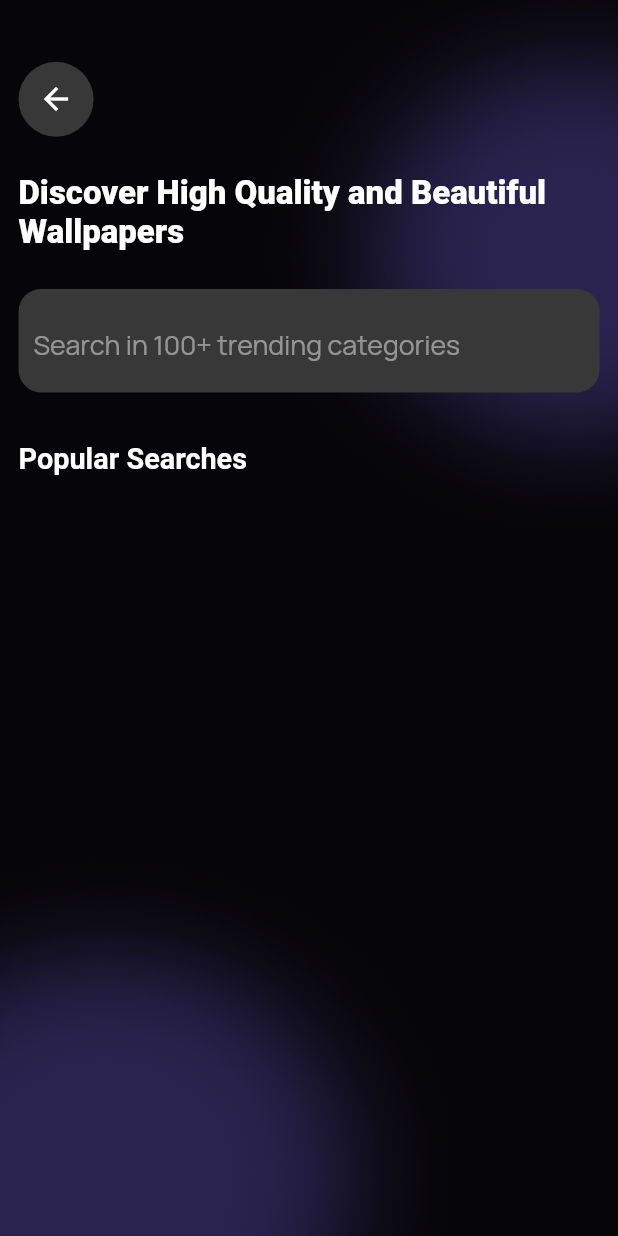
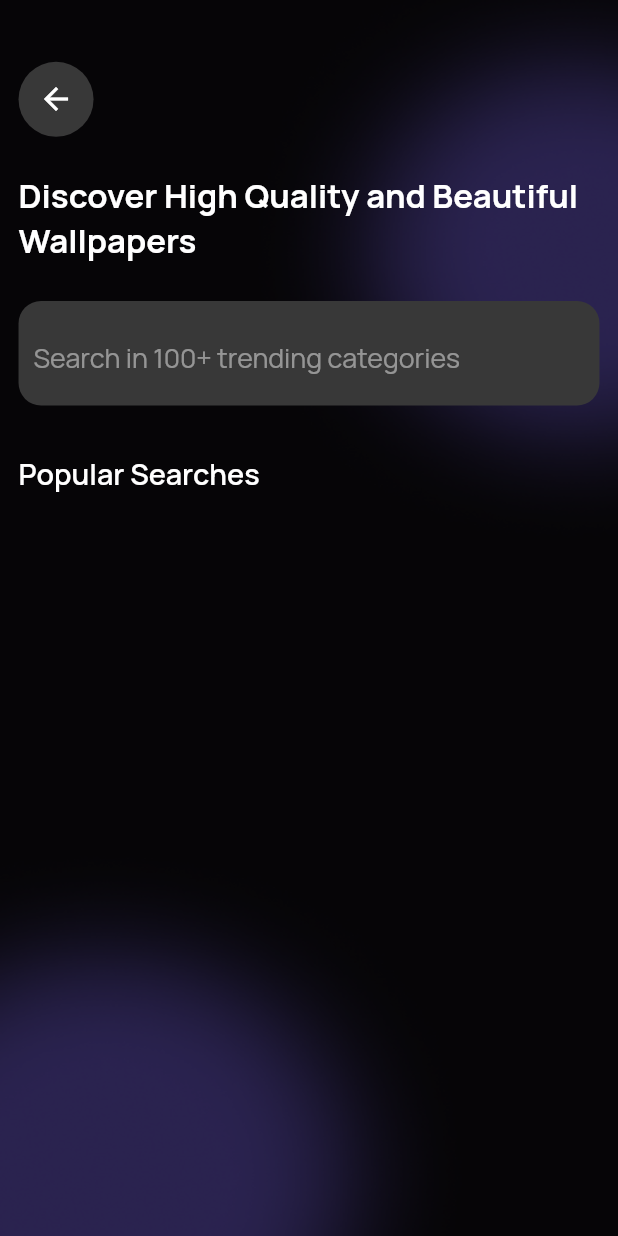
Before and after one commit to WaseemAbbasi22/hd_wallpapers_4k_backgrounds, a Flutter app: the SearchView screen opened by its route, on a phone screen of 412 x 824 dp. Run offline on Flutter 3.47's test engine with Material 2 defaults, Android fonts, the phone set to English and light mode, and no system bars; our stand-ins replace cached_network_image, carousel_slider, connectivity_plus, dartz, equatable, firebase_auth and 11 more; missing offline and left inert: amplify_auth_cognito, amplify_flutter, amplify_storage_s3, animated_list_item, async_wallpaper, flutter_file_dialog; accounts and stored records are empty; statements that could not run were skipped.

Commit message:
ui fixes

```diff
--- a/lib/app_style/app_styles.dart
+++ b/lib/app_style/app_styles.dart
@@ -6,6 +6,7 @@ class AppStyle {
   static TextStyle headingTextStyle = TextStyle(
     fontWeight: FontWeight.w600,
     fontSize: 14.sp,
+    fontFamily: 'Manrope',
     color: AppColors.kWhiteColor,
   );
   static TextStyle normalTextStyle = TextStyle(
@@ -17,17 +18,20 @@ class AppStyle {
   static TextStyle appBarTextStyle = TextStyle(
     fontWeight: FontWeight.w800,
     fontSize: 12.sp,
+    fontFamily: 'Manrope',
     color: AppColors.kWhiteColor,
   );
 
   static TextStyle appBarTitleTextStyle = TextStyle(
     fontWeight: FontWeight.w800,
     fontSize: 16.sp,
+    fontFamily: 'Manrope',
     color: AppColors.kWhiteColor,
   );
   static TextStyle buttonTextStyle = TextStyle(
     fontWeight: FontWeight.w500,
     fontSize: 16.sp,
+    fontFamily: 'Manrope',
     color: AppColors.kWhiteColor,
   );
 
@@ -35,6 +39,7 @@ class AppStyle {
     fontSize: 15.sp,
     color: AppColors.kWhiteColor,
     fontWeight: FontWeight.bold,
+    fontFamily: 'Manrope',
     shadows: const [
       Shadow(
         color: Colors.black26,
@@ -46,11 +51,13 @@ class AppStyle {
   static TextStyle tabsSelectedTextStyle = TextStyle(
     color: Colors.white,
     fontSize: 14.sp,
+    fontFamily: 'Manrope',
     fontWeight: FontWeight.bold,
   );
   static TextStyle tabsUnSelectedTextStyle = TextStyle(
     color: Colors.white,
     fontSize: 12.sp,
+    fontFamily: 'Manrope',
     fontWeight: FontWeight.normal,
   );
 
--- a/lib/constants/app_strings.dart
+++ b/lib/constants/app_strings.dart
@@ -3,7 +3,7 @@ import 'package:flutter/material.dart';
 
 class AppString {
   static String appDescription = 'Free Unlimited High Quality Wallpapers And Backgrounds';
-  static String appName = 'HD Wallpaper - 4K Background';
+  static String appName = 'Wallpaper App';
   static String myFavourite = 'My Favourites';
   static String myDownloads = 'My Downloads';
   static String wallOfDay = 'Wall Of The Day 🔥';
--- a/lib/extensions/extensions.dart
+++ b/lib/extensions/extensions.dart
@@ -1,14 +1,14 @@
 import 'package:flutter/material.dart';
 
 extension WidgetExtensions on Widget {
-  Widget toBackDropTextContainer() {
+  Widget toBackDropTextContainer({bool?hideRadius =false}) {
     return IgnorePointer(
       child: Container(
         alignment: Alignment.center,
         padding: const EdgeInsets.all(8.0),
         decoration: BoxDecoration(
           color: Colors.black.withOpacity(0.6),
-          borderRadius: BorderRadius.circular(12),
+          borderRadius:hideRadius!?BorderRadius.zero: BorderRadius.circular(12),
         ),
         child: this,
       ),
--- a/lib/views/category_detail_view/components/sliver_header.dart
+++ b/lib/views/category_detail_view/components/sliver_header.dart
@@ -58,7 +58,7 @@ class SliverHeader extends StatelessWidget {
               child: Text(
                 category.name.toUpperCase() ?? '',
                 style: AppStyle.headingTextStyle.copyWith(color: AppColors.kWhiteColor, fontSize: 22.sp),
-              ).toBackDropTextContainer(),
+              ).toBackDropTextContainer(hideRadius: true),
             )),
       ),
     );
--- a/lib/views/color_view/color_view.dart
+++ b/lib/views/color_view/color_view.dart
@@ -3,7 +3,7 @@ import 'dart:developer';
 
 import 'package:awesome_wallpapers/app_style/app_colors.dart';
 import 'package:awesome_wallpapers/views/color_view/components/background_gradient_container.dart';
-import 'package:awesome_wallpapers/views/color_view/components/color_appBar.dart';
+import 'package:awesome_wallpapers/views/color_view/components/color_app_bar.dart';
 import 'package:awesome_wallpapers/views/color_view/components/color_grid.dart';
 import 'package:awesome_wallpapers/views/home_view/home_vm.dart';
 import 'package:flutter/material.dart';
--- a/lib/views/main_view/main_view.dart
+++ b/lib/views/main_view/main_view.dart
@@ -128,7 +128,7 @@ class _MainViewState extends State<MainView> {
                   // width in percent
                   width: 23.2.w,
                   borderRadius: 30,
-                  height: 8.h,
+                  height: 7.h,
                   selectedIndex: currentIndex,
                   selectedBackgroundColors: [
                     context.theme.appColors.primaryContainer,
--- a/lib/views/search_view/components/search_textfield.dart
+++ b/lib/views/search_view/components/search_textfield.dart
@@ -1,6 +1,9 @@
 import 'package:awesome_wallpapers/app_style/app_styles.dart';
+import 'package:awesome_wallpapers/constants/app_constants.dart';
 import 'package:awesome_wallpapers/theme/app_theme.dart';
 import 'package:flutter/material.dart';
+import 'package:flutter_svg/svg.dart';
+import 'package:sizer/sizer.dart';
 
 class SearchTextField extends StatelessWidget {
   final Function(dynamic value) onChange;
@@ -40,9 +43,10 @@ class SearchTextField extends StatelessWidget {
               ? suffixChild ??
                   GestureDetector(
                     onTap: onSearch,
-                    child: Icon(
-                      Icons.search,
-                      color: context.theme.appColors.tertiaryContainer,
+                    child: SvgPicture.asset(
+                      AppAssets.searchIcon,
+                      height: 3.h,
+                      color: context.theme.appColors.tertiary,
                     ),
                   )
               : null,
--- a/lib/views/splash_view/splash_view.dart
+++ b/lib/views/splash_view/splash_view.dart
@@ -39,9 +39,6 @@ class _SplashViewState extends State<SplashView> {
 
   @override
   Widget build(BuildContext context) {
-    // context.read<AppTheme>().themeMode = ThemeMode.dark;
-    //TODO: REMOVE THIS LINE AFTER TESTING
-
     return Scaffold(
       body: BackgroundContainer(
         child: Column(
@@ -75,7 +72,7 @@ class _SplashViewState extends State<SplashView> {
             SizedBox(height: 3.h),
             Consumer(builder: (BuildContext context, HomeVM homeVM, Widget? child) {
               if (homeVM.isFeedLoading) {
-                return const Center(child: CircularProgressIndicator());
+                return  Center(child: CircularProgressIndicator(color: context.theme.appColors.outline));
               }
               return Center(
                 child: CustomButton(
@@ -84,6 +81,7 @@ class _SplashViewState extends State<SplashView> {
                   },
                   label: AppString.letsStart,
                   hasIcon: true,
+                  height: 7.h,
                   width: 80.w,
                   iconWidget: Icon(
                     Icons.arrow_forward,
```
Also changed, not shown: lib/views/color_view/components/color_grid.dart (+18 -18 lines), lib/views/color_view/components/color_app_bar.dart (renamed from lib/views/color_view/components/color_appBar.dart).
